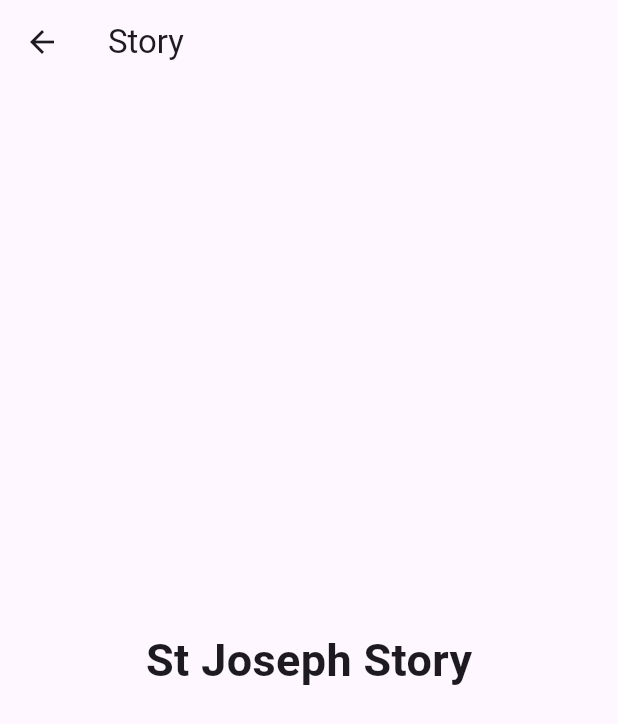
After one commit to halocreations/halo_stories, a Flutter app: the StoriesOfTheSaintsScreen screen opened directly, after a tap on "Story Book", on a phone screen of 412 x 824 dp. The commit adds this screen. Shown: the top 724 px of the screen. Run offline on Flutter 3.47's test engine with Material 3 defaults, Android fonts, the phone set to English and light mode, and no system bars.

Commit message:
Added a story page for St Joseph

```diff
--- /dev/null
+++ b/lib/screens/st_joseph_story.dart
@@ -0,0 +1,25 @@
+import 'package:flutter/material.dart';
+
+class StJosephStoryScreen extends StatelessWidget {
+  const StJosephStoryScreen({super.key});
+
+  @override
+  Widget build(BuildContext context) {
+    return Scaffold(
+      appBar: AppBar(
+        title: Text(
+          'Story'
+        )
+      ),
+      body: Center(
+        child: Text(
+          'St Joseph Story',
+          style: TextStyle(
+            fontWeight: FontWeight.bold,
+            fontSize: 30,
+          )
+        ),
+      )
+    );
+  }
+}
--- a/lib/screens/stories_of_the_saints.dart
+++ b/lib/screens/stories_of_the_saints.dart
@@ -1,4 +1,5 @@
 import 'package:flutter/material.dart';
+import 'package:halo_stories/screens/st_joseph_story.dart';
 
 class StoriesOfTheSaintsScreen extends StatelessWidget {
   const StoriesOfTheSaintsScreen({super.key});
@@ -141,7 +142,14 @@ class StoriesOfTheSaintsScreen extends StatelessWidget {
                                 )
                               ),
                               SizedBox(width: 20),
-                              Container(
+                              InkWell(
+                                onTap: () {
+                                  Navigator.push(
+                                    context,
+                                    MaterialPageRoute(builder: (context) => StJosephStoryScreen())
+                                  );
+                                },
+                                child: Container(
                                   decoration: BoxDecoration(
                                     borderRadius: BorderRadius.circular(20.0),
                                     color: const Color.fromARGB(
@@ -158,9 +166,11 @@ class StoriesOfTheSaintsScreen extends StatelessWidget {
                                       fontSize: 20,
                                       fontWeight: FontWeight.bold,
                                       color: Colors.black87,
+                                    ),
+                                  ),
                                 )
                               ),
-                              )
+
                             ],
                           ),
                           Text(
```
Lines whose indentation alone changed are shown as unchanged.
